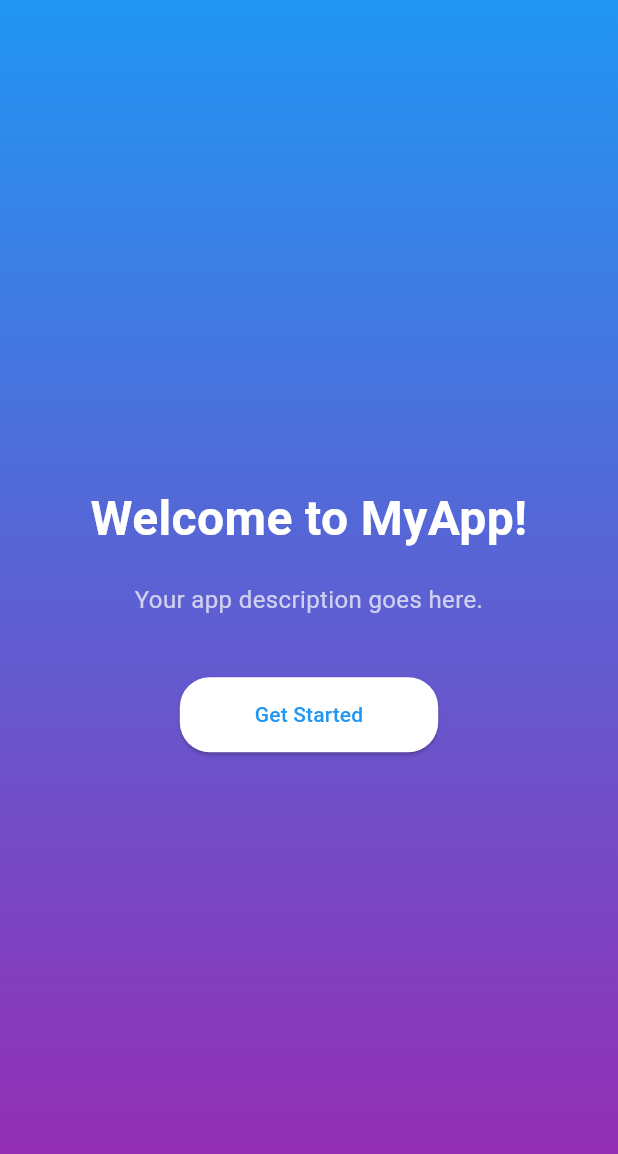
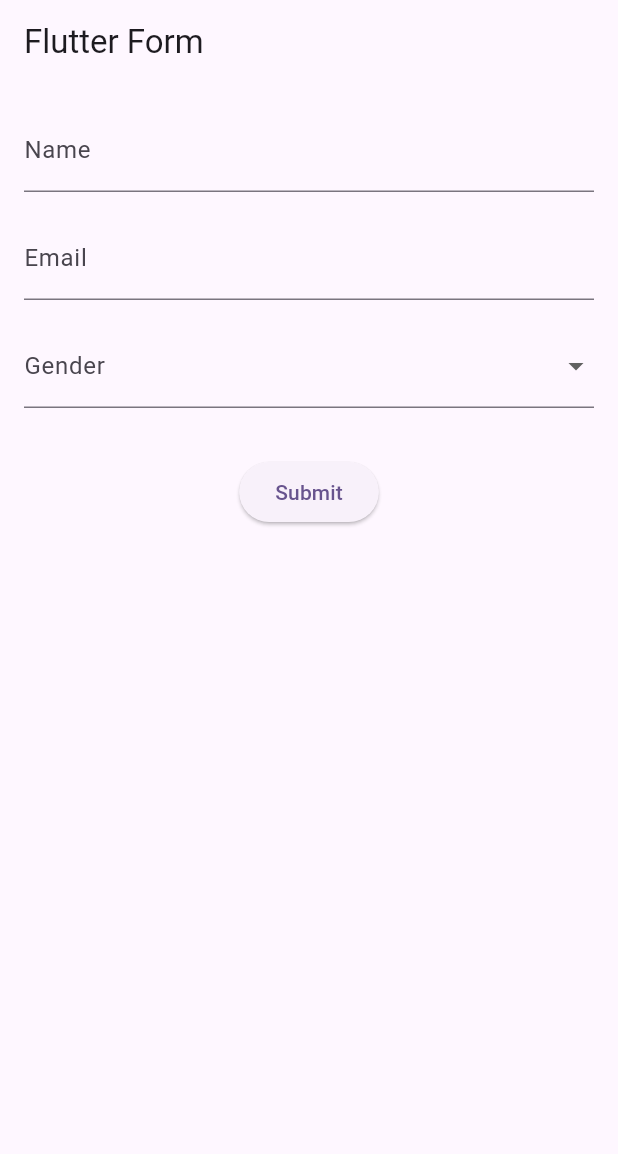
Before and after one commit to ashish7534/demo, a Flutter app: the screen it shows after launch, on a phone screen of 412 x 824 dp. Shown: the top 1154 px of the screen. Run offline on Flutter 3.47's test engine with Material 3 defaults, Android fonts, the phone set to English and light mode, and no system bars; our stand-ins replace cloud_firestore, firebase_core; accounts and stored records are empty.

Commit message:
Your commit message here

```diff
--- /dev/null
+++ b/lib/form.dart
@@ -0,0 +1,117 @@
+import 'package:cloud_firestore/cloud_firestore.dart';
+import 'package:flutter/material.dart';
+
+
+class FormScreen extends StatefulWidget {
+  @override
+  _FormScreenState createState() => _FormScreenState();
+}
+
+class _FormScreenState extends State<FormScreen> {
+  final _formKey = GlobalKey<FormState>();
+  final _nameController = TextEditingController();
+  final _emailController = TextEditingController();
+
+  Future<void> _addUser() async {
+    String name = _nameController.text;
+    String email = _emailController.text;
+
+    try {
+
+      await FirebaseFirestore.instance.collection('users').add({
+        'name': name,
+        'email': email,
+        'createAt': FieldValue.serverTimestamp(),
+      });
+
+      ScaffoldMessenger.of(context)
+          .showSnackBar(const SnackBar(content: Text("Data save succesfully")));
+    } catch (e) {
+      ScaffoldMessenger.of(context)
+          .showSnackBar(const SnackBar(content: Text("Something went wrong")));
+    }
+  }
+
+  @override
+  void dispose() {
+    _nameController.dispose();
+    _emailController.dispose();
+    super.dispose();
+  }
+
+  void _submitForm() {
+    if (_formKey.currentState?.validate() ?? false) {
+      // If the form is valid, perform the action (e.g., save the data).
+      ScaffoldMessenger.of(context).showSnackBar(
+        SnackBar(content: Text('Form Submitted Successfully')),
+      );
+    }
+  }
+
+  @override
+  Widget build(BuildContext context) {
+    return Scaffold(
+      appBar: AppBar(title: Text("Flutter Form")),
+      body: Padding(
+        padding: const EdgeInsets.all(16.0),
+        child: Form(
+          key: _formKey,
+          child: Column(
+            children: [
+              TextFormField(
+                controller: _nameController,
+                decoration: InputDecoration(labelText: 'Name'),
+                validator: (value) {
+                  if (value == null || value.isEmpty) {
+                    return 'Please enter your name';
+                  }
+                  return null;
+                },
+              ),
+              SizedBox(height: 16.0),
+              TextFormField(
+                controller: _emailController,
+                decoration: InputDecoration(labelText: 'Email'),
+                keyboardType: TextInputType.emailAddress,
+                validator: (value) {
+                  if (value == null || value.isEmpty) {
+                    return 'Please enter your email';
+                  }
+                  if (!RegExp(r'^[\w-\.]+@([\w-]+\.)+[\w-]{2,4}$')
+                      .hasMatch(value)) {
+                    return 'Please enter a valid email address';
+                  }
+                  return null;
+                },
+              ),
+              SizedBox(height: 16.0),
+              DropdownButtonFormField<String>(
+                decoration: InputDecoration(labelText: 'Gender'),
+                items: ['Male', 'Female', 'Other']
+                    .map((gender) => DropdownMenuItem(
+                  value: gender,
+                  child: Text(gender),
+                ))
+                    .toList(),
+                onChanged: (value) {
+                  // Handle dropdown selection
+                },
+                validator: (value) {
+                  if (value == null || value.isEmpty) {
+                    return 'Please select your gender';
+                  }
+                  return null;
+                },
+              ),
+              SizedBox(height: 32.0),
+              ElevatedButton(
+                onPressed: _submitForm,
+                child: Text('Submit'),
+              ),
+            ],
+          ),
+        ),
+      ),
+    );
+  }
+}
--- a/pubspec.yaml
+++ b/pubspec.yaml
@@ -35,6 +35,10 @@ dependencies:
   # The following adds the Cupertino Icons font to your application.
   # Use with the CupertinoIcons class for iOS style icons.
   cupertino_icons: ^1.0.8
+  firebase_auth: ^5.3.1
+  firebase_core: ^3.6.0
+  cloud_firestore: ^5.4.1
+  flutter_dotenv: ^5.2.1
 
 dev_dependencies:
   flutter_test:
```
Also changed, not shown: lib/adddata.dart (added, +65 -0 lines), lib/main.dart (+21 -3 lines), pubspec.lock, 3 other files.
